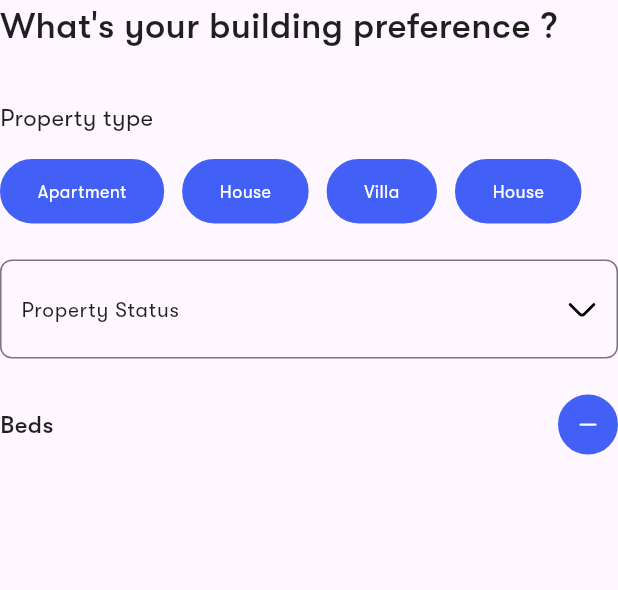
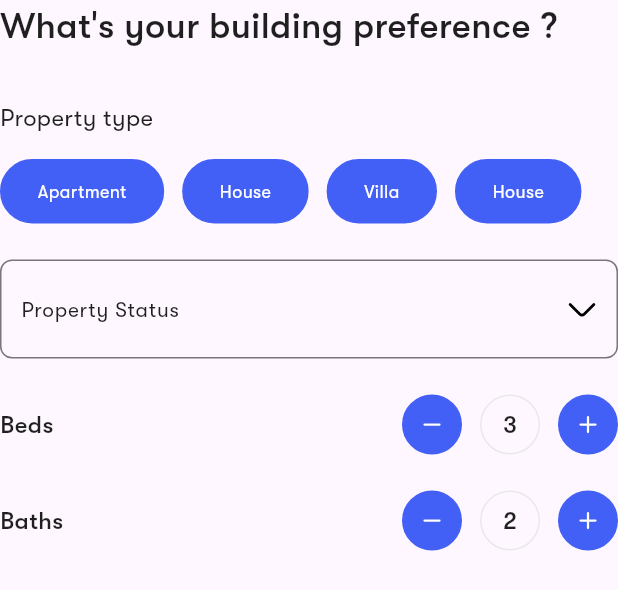
Before and after one commit to Nidhal-Khazene/HomeSpace-RealEstate-Flutter-Mobile-App, a Flutter app: the WhatIsYourBuildingPreferenceView widget shown alone on an empty page, opened directly, on a phone screen of 412 x 824 dp. Shown: the top 590 px of the screen. Run offline on Flutter 3.47's test engine with Material 3 defaults, Android fonts, the phone set to English and light mode, and no system bars; our stand-ins replace flutter_svg.

Commit message:
what is your building preference view ui done

```diff
--- a/lib/features/on_boarding/presentation/views/widgets/what_is_your_building_preference_view.dart
+++ b/lib/features/on_boarding/presentation/views/widgets/what_is_your_building_preference_view.dart
@@ -76,6 +76,7 @@ class _WhatIsYourBuildingPreferenceViewState
             ),
           ),
           const SizedBox(height: 24),
+          //Beds Row
           Row(
             mainAxisAlignment: MainAxisAlignment.spaceBetween,
             children: [
@@ -84,7 +85,18 @@ class _WhatIsYourBuildingPreferenceViewState
                 children: [
                   CustomCircleContainer(
                     widget: SvgPicture.asset(Assets.assetsImagesIconsMinus),
-                    textContentColor: Colors.white,
+                    backgroundColor: ColorsData.kSecondaryColor,
+                    borderColor: ColorsData.kSecondaryColor,
+                  ),
+                  const SizedBox(width: 12),
+                  CustomCircleContainer(
+                    textContent: "3",
+                    backgroundColor: Colors.transparent,
+                    borderColor: ColorsData.kBorderColor,
+                  ),
+                  const SizedBox(width: 12),
+                  CustomCircleContainer(
+                    widget: SvgPicture.asset(Assets.assetsImagesIconsAdd),
                     backgroundColor: ColorsData.kSecondaryColor,
                     borderColor: ColorsData.kSecondaryColor,
                   ),
@@ -93,6 +105,34 @@ class _WhatIsYourBuildingPreferenceViewState
             ],
           ),
           const SizedBox(height: 24),
+          //Baths Row
+          Row(
+            mainAxisAlignment: MainAxisAlignment.spaceBetween,
+            children: [
+              Text("Baths", style: AppStyles.medium16),
+              Row(
+                children: [
+                  CustomCircleContainer(
+                    widget: SvgPicture.asset(Assets.assetsImagesIconsMinus),
+                    backgroundColor: ColorsData.kSecondaryColor,
+                    borderColor: ColorsData.kSecondaryColor,
+                  ),
+                  const SizedBox(width: 12),
+                  CustomCircleContainer(
+                    textContent: "2",
+                    backgroundColor: Colors.transparent,
+                    borderColor: ColorsData.kBorderColor,
+                  ),
+                  const SizedBox(width: 12),
+                  CustomCircleContainer(
+                    widget: SvgPicture.asset(Assets.assetsImagesIconsAdd),
+                    backgroundColor: ColorsData.kSecondaryColor,
+                    borderColor: ColorsData.kSecondaryColor,
+                  ),
+                ],
+              ),
+            ],
+          ),
         ],
       ),
     );
```
